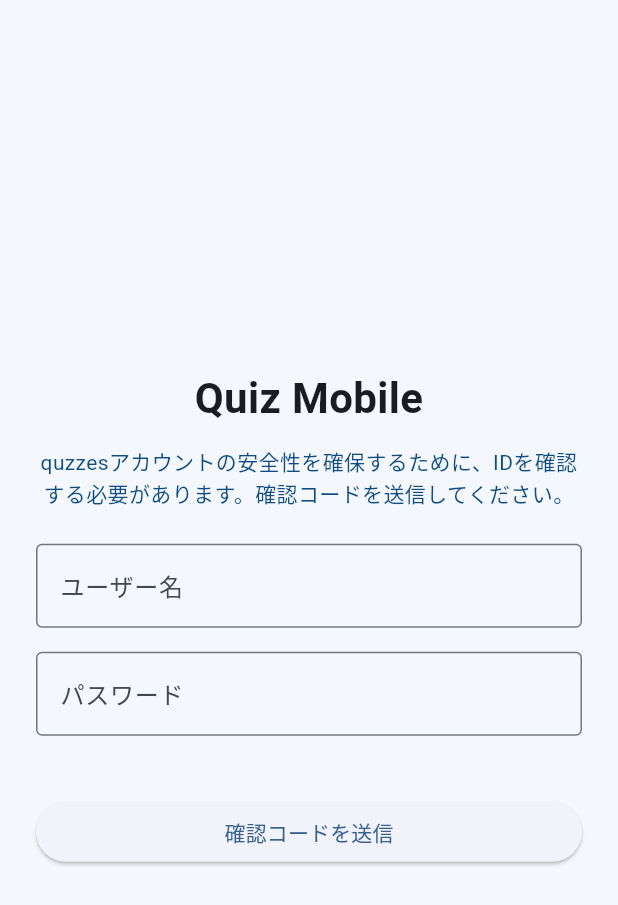
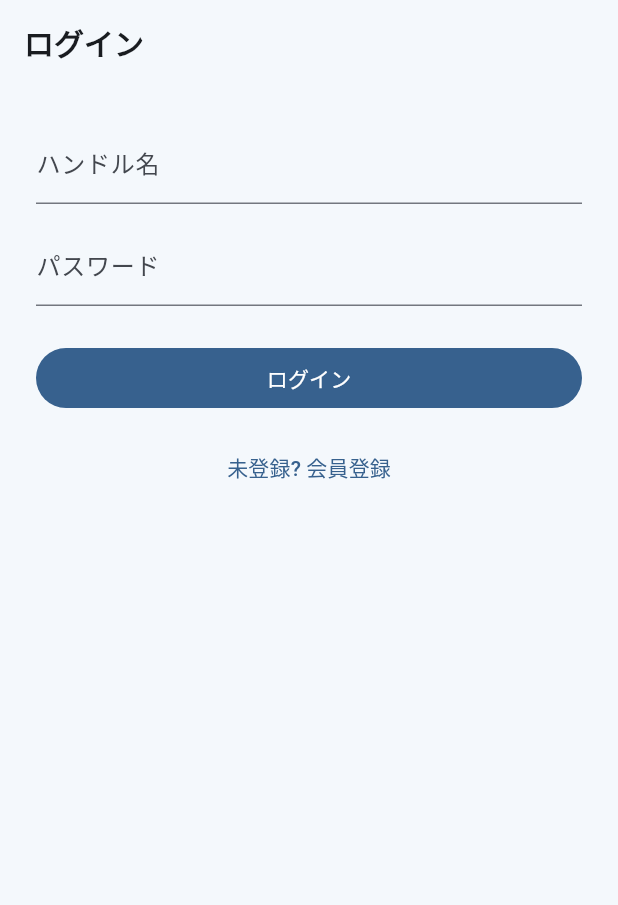
Before and after one commit to Yoshinaga123/quiz, a Flutter app: the screen it shows after launch, on a phone screen of 412 x 824 dp. Shown: the top 905 px of the screen. Run offline on Flutter 3.47's test engine with Material 3 defaults, Android fonts, the phone set to English and light mode, and no system bars; our stand-ins replace equatable, flutter_local_notifications, flutter_riverpod, flutter_secure_storage, shared_preferences; accounts and stored records are empty.

Commit message:
feat(mobile): wire member providers into app_root, add login/register pages
- presentation/member/member_login_page: ConsumerStatefulWidget backed by
  MemberSessionController.signIn. Reads AsyncValue.hasError to display
  server-side messages inline.
- presentation/member/member_register_page: registerAndSignIn flow that
  auto-signs-in on success (mirroring the web page).
- app_root: watch memberSessionControllerProvider; show
  CircularProgressIndicator while the initial restoreSession is
  in-flight, QuizListPage when a session is present, otherwise show
  the login/register toggle. The pre-existing mock auth/login_page.dart
  remains on disk but is no longer wired.

Flutter analyze / test not run locally (Flutter not installed); CI in
.github/workflows/mobile.yml executes both on push.

```diff
--- a/packages/mobile/lib/layers/presentation/app_root.dart
+++ b/packages/mobile/lib/layers/presentation/app_root.dart
@@ -1,17 +1,13 @@
 import 'package:flutter/material.dart';
-import 'package:quiz_mobile/layers/presentation/auth/login_page.dart';
+import 'package:flutter_riverpod/flutter_riverpod.dart';
+import 'package:quiz_mobile/layers/presentation/member/member_login_page.dart';
+import 'package:quiz_mobile/layers/presentation/member/member_register_page.dart';
+import 'package:quiz_mobile/layers/presentation/member/providers.dart';
 import 'package:quiz_mobile/layers/presentation/theme.dart';
 import 'package:quiz_mobile/layers/presentation/using_riverpod/list_page/view/quiz_list_page.dart';
 
-class AppRoot extends StatefulWidget {
+class AppRoot extends StatelessWidget {
   const AppRoot({super.key});
-
-  @override
-  State<AppRoot> createState() => _AppRootState();
-}
-
-class _AppRootState extends State<AppRoot> {
-  bool _loggedIn = false;
 
   @override
   Widget build(BuildContext context) {
@@ -21,15 +17,35 @@
       debugShowCheckedModeBanner: false,
       title: 'Quiz Mobile',
       theme: theme.toThemeData(),
-      home: _loggedIn
-          ? const QuizListPage()
-          : LoginPage(
-              onSuccess: () {
-                setState(() {
-                  _loggedIn = true;
-                });
-              },
-            ),
+      home: const _RootRouter(),
     );
   }
 }
+
+class _RootRouter extends ConsumerStatefulWidget {
+  const _RootRouter();
+
+  @override
+  ConsumerState<_RootRouter> createState() => _RootRouterState();
+}
+
+class _RootRouterState extends ConsumerState<_RootRouter> {
+  bool _showRegister = false;
+
+  @override
+  Widget build(BuildContext context) {
+    final sessionState = ref.watch(memberSessionControllerProvider);
+
+    return sessionState.when(
+      loading: () => const Scaffold(body: Center(child: CircularProgressIndicator())),
+      error: (_, __) => _authSurface(),
+      data: (session) => session != null ? const QuizListPage() : _authSurface(),
+    );
+  }
+
+  Widget _authSurface() {
+    return _showRegister
+        ? MemberRegisterPage(onSignIn: () => setState(() => _showRegister = false))
+        : MemberLoginPage(onRegister: () => setState(() => _showRegister = true));
+  }
+}
--- /dev/null
+++ b/packages/mobile/lib/layers/presentation/member/member_login_page.dart
@@ -0,0 +1,95 @@
+import 'package:flutter/material.dart';
+import 'package:flutter_riverpod/flutter_riverpod.dart';
+import 'package:quiz_mobile/layers/presentation/member/providers.dart';
+
+/// 実バックエンドに接続する会員向けログイン画面（ADR 0016 / ADR 0017）。
+///
+/// 既存のモック `LoginPage` (`presentation/auth/login_page.dart`) は
+/// 触らず、こちらは Riverpod の `MemberSessionController` を通して
+/// `POST /api/session` を叩く。
+class MemberLoginPage extends ConsumerStatefulWidget {
+  const MemberLoginPage({super.key, this.onRegister});
+
+  final VoidCallback? onRegister;
+
+  @override
+  ConsumerState<MemberLoginPage> createState() => _MemberLoginPageState();
+}
+
+class _MemberLoginPageState extends ConsumerState<MemberLoginPage> {
+  final _handleController = TextEditingController();
+  final _passwordController = TextEditingController();
+  String? _errorMessage;
+
+  @override
+  void dispose() {
+    _handleController.dispose();
+    _passwordController.dispose();
+    super.dispose();
+  }
+
+  Future<void> _submit() async {
+    setState(() => _errorMessage = null);
+    try {
+      await ref.read(memberSessionControllerProvider.notifier).signIn(
+            handle: _handleController.text.trim(),
+            password: _passwordController.text,
+          );
+      final state = ref.read(memberSessionControllerProvider);
+      if (state.hasError) {
+        setState(() => _errorMessage = state.error?.toString() ?? 'ログインに失敗しました');
+      }
+    } catch (e) {
+      setState(() => _errorMessage = e.toString());
+    }
+  }
+
+  @override
+  Widget build(BuildContext context) {
+    final state = ref.watch(memberSessionControllerProvider);
+    final isLoading = state.isLoading;
+
+    return Scaffold(
+      appBar: AppBar(title: const Text('ログイン')),
+      body: Padding(
+        padding: const EdgeInsets.all(24),
+        child: Column(
+          crossAxisAlignment: CrossAxisAlignment.stretch,
+          children: [
+            TextField(
+              key: const Key('member-login-handle'),
+              controller: _handleController,
+              decoration: const InputDecoration(labelText: 'ハンドル名'),
+              autofillHints: const [AutofillHints.username],
+            ),
+            const SizedBox(height: 12),
+            TextField(
+              key: const Key('member-login-password'),
+              controller: _passwordController,
+              decoration: const InputDecoration(labelText: 'パスワード'),
+              obscureText: true,
+              autofillHints: const [AutofillHints.password],
+            ),
+            const SizedBox(height: 24),
+            if (_errorMessage != null)
+              Padding(
+                padding: const EdgeInsets.only(bottom: 12),
+                child: Text(_errorMessage!, style: const TextStyle(color: Colors.red)),
+              ),
+            FilledButton(
+              key: const Key('member-login-submit'),
+              onPressed: isLoading ? null : _submit,
+              child: Text(isLoading ? '確認中...' : 'ログイン'),
+            ),
+            const SizedBox(height: 12),
+            if (widget.onRegister != null)
+              TextButton(
+                onPressed: isLoading ? null : widget.onRegister,
+                child: const Text('未登録? 会員登録'),
+              ),
+          ],
+        ),
+      ),
+    );
+  }
+}
```
Also changed, not shown: packages/mobile/lib/layers/presentation/member/member_register_page.dart (added, +96 -0 lines).
